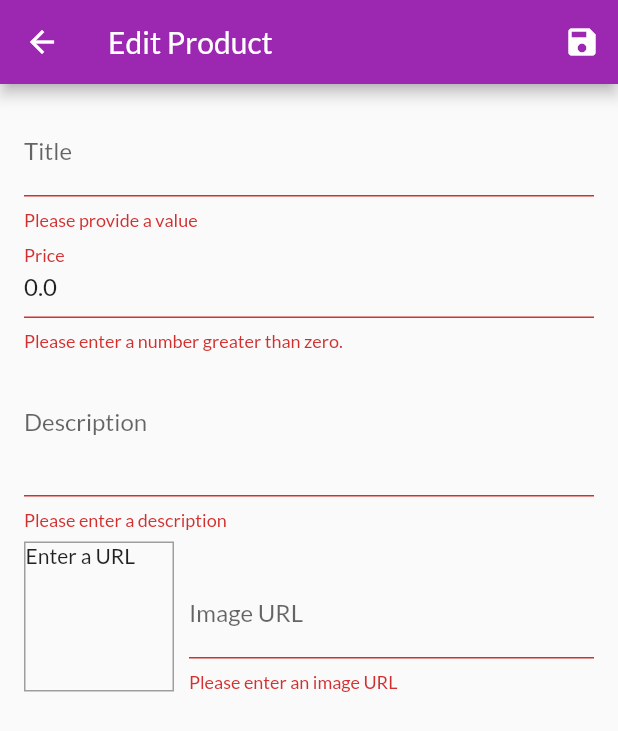
After one commit to Emmandez/ShopAppFlutter, a Flutter app: the EditProductScreen screen opened by its route, after a tap on the "save" icon, on a phone screen of 412 x 824 dp. The commit adds this screen. Shown: the top 731 px of the screen. Run offline on Flutter 3.47's test engine with Material 2 defaults, Android fonts, the phone set to English and light mode, and no system bars; network calls fail.

Commit message:
User interactions. Dialogs, snackbar messages and actions. Forms, updating and added new items

```diff
--- a/lib/main.dart
+++ b/lib/main.dart
@@ -5,6 +5,8 @@ import './screens/products_overview_screen.dart';
 import './screens/product_detail_screen.dart';
 import './screens/cart_screen.dart';
 import './screens/orders_screen.dart';
+import './screens/user_products_screen.dart';
+import './screens/edit_product_screen.dart';
 
 import './providers/products_provider.dart';
 import './providers/cart.dart';
@@ -40,6 +42,8 @@ class MyApp extends StatelessWidget {
           ProductDetailScreen.routeName: (ctx) => ProductDetailScreen(),
           CartScreen.routeName: (ctx) => CartScreen(),
           OrdersScreen.routeName: (ctx) => OrdersScreen(),
+          UserProductsScreen.routeName: (ctx) => UserProductsScreen(),
+          EditProductScreen.routeName: (ctx) => EditProductScreen(),
         },
       ),
     );
--- a/lib/providers/products_provider.dart
+++ b/lib/providers/products_provider.dart
@@ -1,7 +1,7 @@
 import 'package:flutter/material.dart';
 import './product.dart';
 
-class ProductsProvider with ChangeNotifier{
+class ProductsProvider with ChangeNotifier {
   List<Product> _items = [
     Product(
       id: 'p1',
@@ -37,9 +37,8 @@ class ProductsProvider with ChangeNotifier{
     ),
   ];
 
-  var _showFavoritesOnly = false;
 
-  List<Product> get items{
+  List<Product> get items {
     // if(_showFavoritesOnly) {
     //   return _items.where((product) => product.isFavorite).toList();
     // }
@@ -50,23 +49,32 @@ class ProductsProvider with ChangeNotifier{
     return _items.where((product) => product.isFavorite).toList();
   }
 
+  void addProduct(Product product) {
+    final newProduct = Product(
+        title: product.title,
+        imageUrl: product.imageUrl,
+        description: product.description,
+        price: product.price,
+        id: DateTime.now().toString());
+    _items.insert(0, newProduct);
 
-  void addProduct(){
-    //_items.add(value);
     notifyListeners();
   }
 
-  // void showFavoritesOnly(){
-  //   _showFavoritesOnly = true;
-  //   notifyListeners();
-  // }
+  void updateProduct(Product newProduct){
+    final prodIndex = _items.indexWhere((product) => product.id == newProduct.id);
+    if(prodIndex >=0){
+      _items[prodIndex] = newProduct;
+      notifyListeners();
+    }
+  }
 
-  // void showAll(){
-  //   _showFavoritesOnly = false;
-  //   notifyListeners();
-  // }
+  void deleteProduct(String id){
+    _items.removeWhere((product) => product.id == id);
+    notifyListeners();
+  }
 
-  Product findById(String Id){
-    return _items.firstWhere((item) => item.id == Id);
+  Product findById(String id) {
+    return _items.firstWhere((item) => item.id == id);
   }
 }
--- /dev/null
+++ b/lib/screens/edit_product_screen.dart
@@ -0,0 +1,220 @@
+import 'package:flutter/material.dart';
+import 'package:provider/provider.dart';
+import 'package:shop_app/providers/products_provider.dart';
+import '../providers/product.dart';
+
+class EditProductScreen extends StatefulWidget {
+  static const routeName = '/edit-product';
+
+  @override
+  _EditProductScreenState createState() => _EditProductScreenState();
+}
+
+class _EditProductScreenState extends State<EditProductScreen> {
+
+  final _priceFocusNode = FocusNode();
+  final _descFocusNode = FocusNode();
+  final _imageUrlFocusNode = FocusNode();
+  final _form = GlobalKey<FormState>();
+  var _editedProduct = Product(
+    id: null,
+    title:'',
+    price: 0,
+    description: '',
+    imageUrl: '');
+
+  var _isInit = true;
+
+  final _imageUrlController = TextEditingController();
+
+  @override
+  void initState() {
+    _imageUrlController.addListener(_updateImageUrl);
+    super.initState();
+  }
+
+  @override
+  void didChangeDependencies() {
+    if(_isInit){
+      final productId = ModalRoute.of(context).settings.arguments as String;
+      if(productId == null) return;
+
+      _editedProduct = Provider.of<ProductsProvider>(context, listen: false).findById(productId);
+      _imageUrlController.text = _editedProduct.imageUrl;
+    }
+    _isInit=false;
+    super.didChangeDependencies();
+  }
+
+  @override
+  void dispose() {
+    _priceFocusNode.dispose();
+    _descFocusNode.dispose();
+    _imageUrlController.dispose();
+    _imageUrlFocusNode.dispose();
+    _imageUrlController.removeListener(_updateImageUrl);
+    super.dispose();
+  }
+
+  void _updateImageUrl() {
+    if (!_imageUrlFocusNode.hasFocus) setState(() {});
+
+  }
+
+  void _saveForm(){
+
+    final _isValid = _form.currentState.validate();
+    if(!_isValid) return;
+
+    _form.currentState.save();
+    if(_editedProduct.id!=null){
+      Provider.of<ProductsProvider>(context, listen: false).updateProduct(_editedProduct);
+    }else{
+      Provider.of<ProductsProvider>(context, listen: false).addProduct(_editedProduct);
+    }
+
+    Navigator.of(context).pop();
+  }
+
+  @override
+  Widget build(BuildContext context) {
+    return Scaffold(
+        appBar: AppBar(
+          title: Text('Edit Product'),
+          actions: <Widget>[
+            IconButton(
+              icon: Icon(Icons.save),
+              onPressed: _saveForm,
+            )
+          ],
+        ),
+        body: Padding(
+          padding: const EdgeInsets.all(16),
+          child: Form(
+            key: _form,
+            child: ListView(
+              children: <Widget>[
+                TextFormField(
+                  initialValue: _editedProduct.title,
+                  decoration: InputDecoration(labelText: 'Title'),
+                  textInputAction: TextInputAction.next,
+                  onFieldSubmitted: (_) => FocusScope.of(context).requestFocus(_priceFocusNode),
+                  validator: (value) {
+                    if(value.isEmpty) return 'Please provide a value';
+
+                    return null;
+                  },
+                  onSaved: (title){
+                    _editedProduct = Product(
+                      title: title,
+                      price: _editedProduct.price,
+                      description: _editedProduct.description,
+                      imageUrl: _editedProduct.imageUrl,
+                      id: _editedProduct.id,
+                      isFavorite: _editedProduct.isFavorite
+                    );
+                  } ,
+                ),
+                TextFormField(
+                  initialValue: _editedProduct.price.toString(),
+                  decoration: InputDecoration(labelText: 'Price'),
+                  textInputAction: TextInputAction.next,
+                  keyboardType: TextInputType.number,
+                  focusNode: _priceFocusNode,
+                  onFieldSubmitted: (_) => FocusScope.of(context).requestFocus(_descFocusNode),
+                  validator: (value){
+                    if(value.isEmpty) return 'Please enter a price.';
+                    if(double.tryParse(value)==null) return 'Please enter a valid number.';
+                    if(double.parse(value)<=0) return 'Please enter a number greater than zero.';
+
+                    return null;
+                  },
+                  onSaved: (price){
+                    _editedProduct = Product(
+                      title: _editedProduct.title,
+                      price: double.parse(price),
+                      description: _editedProduct.description,
+                      imageUrl: _editedProduct.imageUrl,
+                      id: _editedProduct.id,
+                      isFavorite: _editedProduct.isFavorite
+                    );
+                  }
+                ),
+                TextFormField(
+                  initialValue: _editedProduct.description,
+                  decoration: InputDecoration(labelText: 'Description'),
+                  maxLines: 3,
+                  focusNode: _descFocusNode,
+                  keyboardType: TextInputType.multiline,
+                  onFieldSubmitted: (_) => FocusScope.of(context).requestFocus(_priceFocusNode),
+                  validator: (value){
+                    if(value.isEmpty) return 'Please enter a description';
+                    if(value.length < 10) return 'Description should be at least 10 characters long';
+
+                    return null;
+                  },
+                  onSaved: (description){
+                    _editedProduct = Product(
+                      title: _editedProduct.title,
+                      price: _editedProduct.price,
+                      description: description,
+                      imageUrl: _editedProduct.imageUrl,
+                      id: _editedProduct.id,
+                      isFavorite: _editedProduct.isFavorite
+                    );
+                  }
+                ),
+                Row(
+                  crossAxisAlignment: CrossAxisAlignment.end,
+                  children: <Widget>[
+                    Container(
+                      width: 100,
+                      height: 100,
+                      margin: EdgeInsets.only(top: 8, right: 10),
+                      decoration: BoxDecoration(
+                        border: Border.all(width: 1, color: Colors.grey),
+                      ),
+                      child: _imageUrlController.text.isEmpty
+                          ? Text('Enter a URL')
+                          : FittedBox(
+                              child: Image.network(
+                                _imageUrlController.text,
+                                fit: BoxFit.cover,
+                              ),
+                            ),
+                    ),
+                    Expanded(
+                      child: TextFormField(
+                        decoration: InputDecoration(labelText: 'Image URL'),
+                        keyboardType: TextInputType.url,
+                        textInputAction: TextInputAction.done,
+                        focusNode: _imageUrlFocusNode,
+                        controller: _imageUrlController,
+                        onFieldSubmitted: (_)=>_saveForm(),
+                        validator: (value){
+                          if(value.isEmpty) return 'Please enter an image URL';
+                          if(!value.startsWith('http') || !value.startsWith('https')) return 'Please enter a valid URL';
+                          if(!value.endsWith('.png') && !value.endsWith('.jpg') && !value.endsWith('.jpeg')) return 'Please enter a valid image URL.';
+
+                          return null;
+                        },
+                        onSaved: (url){
+                          _editedProduct = Product(
+                            title: _editedProduct.title,
+                            price: _editedProduct.price,
+                            description: _editedProduct.description,
+                            imageUrl: url,
+                            id: _editedProduct.id,
+                            isFavorite: _editedProduct.isFavorite
+                          );
+                        }
+                      ),
+                    )
+                  ],
+                )
+              ],
+            ),
+          ),
+        ));
+  }
+}
--- a/lib/widgets/main_drawer.dart
+++ b/lib/widgets/main_drawer.dart
@@ -1,7 +1,6 @@
 import 'package:flutter/material.dart';
-import '../screens/products_overview_screen.dart';
 import '../screens/orders_screen.dart';
-
+import '../screens/user_products_screen.dart';
 class MainDrawer extends StatelessWidget {
   Widget buildListTile(BuildContext ctx, String title, IconData icon, Function tapHandler){
     return ListTile(
@@ -44,6 +43,8 @@ class MainDrawer extends StatelessWidget {
           buildListTile(context, 'Shop', Icons.shop, ()=>Navigator.of(context).pushReplacementNamed('/')),
           Divider(thickness: 1,),
           buildListTile(context, 'Orders', Icons.payment, ()=>Navigator.of(context).pushReplacementNamed(OrdersScreen.routeName)),
+          Divider(thickness: 1,),
+          buildListTile(context, 'Manage Products', Icons.edit, ()=>Navigator.of(context).pushReplacementNamed(UserProductsScreen.routeName)),
         ],
       ),
     );
--- a/lib/widgets/products_grid.dart
+++ b/lib/widgets/products_grid.dart
@@ -1,7 +1,6 @@
 import 'package:flutter/material.dart';
 import 'package:provider/provider.dart';
 import '../providers/products_provider.dart';
-import '../providers/product.dart';
 import './product_item.dart';
 
 class ProductsGrid extends StatelessWidget {
```
Also changed, not shown: lib/providers/cart.dart (+21 -4 lines), lib/screens/user_products_screen.dart (added, +48 -0 lines), lib/widgets/cart_item.dart (+18 -1 lines), lib/widgets/product_item.dart (+8 -0 lines), lib/widgets/user_product_item.dart (added, +42 -0 lines).
